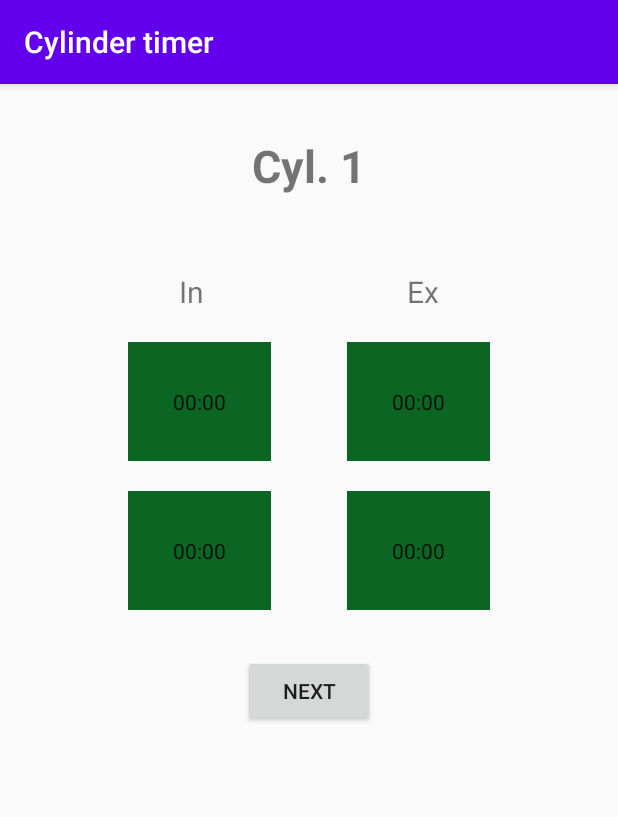
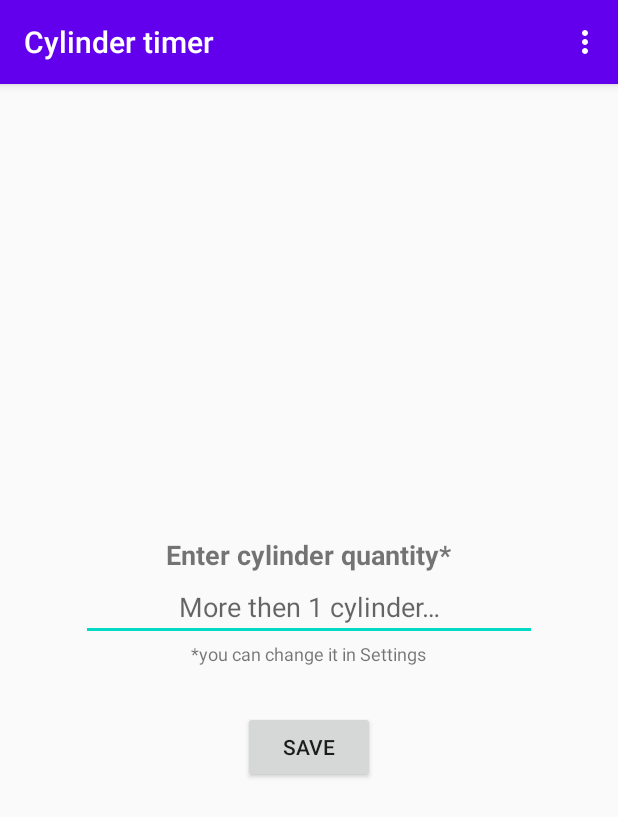
Before and after one commit to ValeraZPUA/INletExhaustValvesTimer, an Android app: the screen it shows after launch (MainActivity), on a phone screen of 412 x 824 dp. Shown: the top 817 px of the screen. Run offline under Robolectric (Android 15) with nearby library versions, the phone set to English and light mode, and no system bars; our stand-ins replace data binding.

Commit message:
settingFragment, optionsMenu, rename package

```diff
--- a/app/build.gradle
+++ b/app/build.gradle
@@ -8,7 +8,7 @@ android {
     buildToolsVersion "29.0.3"
 
     defaultConfig {
-        applicationId "edu.example.inletexhaustvalvestimer"
+        applicationId "com.lyutyvaler4ik.inletexhaustvalvestimer"
         minSdkVersion 21
         targetSdkVersion 29
         versionCode 1
--- a/app/src/main/java/com/lyutyvaler4ik/inletexhaustvalvestimer/MainActivity.kt
+++ b/app/src/main/java/com/lyutyvaler4ik/inletexhaustvalvestimer/MainActivity.kt
@@ -2,8 +2,12 @@ package com.lyutyvaler4ik.inletexhaustvalvestimer
 
 import android.os.Bundle
 import android.os.Handler
+import android.view.Menu
+import android.view.MenuItem
 import android.widget.Toast
 import androidx.appcompat.app.AppCompatActivity
+import com.lyutyvaler4ik.inletexhaustvalvestimer.untils.PreferenceHelper
+import com.lyutyvaler4ik.inletexhaustvalvestimer.view.settingFragment.SettingFragment
 import com.lyutyvaler4ik.inletexhaustvalvestimer.view.valvesFragment.ValvesFragment
 
 class MainActivity : AppCompatActivity() {
@@ -14,12 +18,42 @@ class MainActivity : AppCompatActivity() {
         super.onCreate(savedInstanceState)
         setContentView(R.layout.activity_main)
 
+        val sharedPref = PreferenceHelper.getSharedPreferences(this)
+
+        val isFirstStart = sharedPref.getBoolean(Constants.IS_FIRST_START, true)
+        val fragment = if (isFirstStart) {
+            sharedPref.edit().putBoolean(Constants.IS_FIRST_START, false).apply()
+            SettingFragment()
+        } else ValvesFragment()
+
         supportFragmentManager
             .beginTransaction()
-            .add(R.id.fragmentContainer,
-                ValvesFragment()
+            .add(
+                R.id.fragmentContainer,
+                fragment
             )
             .commit()
+    }
+
+    override fun onCreateOptionsMenu(menu: Menu?): Boolean {
+        menuInflater.inflate(R.menu.menu, menu)
+        return super.onCreateOptionsMenu(menu)
+    }
+
+    override fun onOptionsItemSelected(item: MenuItem): Boolean {
+        when(item.itemId) {
+          R.id.item_settings ->  {
+              supportFragmentManager
+                  .beginTransaction()
+                  .replace(R.id.fragmentContainer,
+                      SettingFragment()
+                  )
+                  .commit()
+          }
+            R.id.item_about -> Toast.makeText(this, "in dev...", Toast.LENGTH_SHORT).show()
+            R.id.item_close -> finish()
+        }
+        return super.onOptionsItemSelected(item)
     }
 
     override fun onBackPressed() {
@@ -31,6 +65,6 @@ class MainActivity : AppCompatActivity() {
         this.doubleBackToExitPressedOnce = true
         Toast.makeText(this, getString(R.string.double_click_exit), Toast.LENGTH_SHORT).show()
 
-        Handler().postDelayed(Runnable { doubleBackToExitPressedOnce = false }, 2000)
+        Handler().postDelayed({ doubleBackToExitPressedOnce = false }, 2000)
     }
 }
--- /dev/null
+++ b/app/src/main/java/com/lyutyvaler4ik/inletexhaustvalvestimer/untils/PreferenceHelper.kt
@@ -0,0 +1,12 @@
+package com.lyutyvaler4ik.inletexhaustvalvestimer.untils
+
+import android.content.Context
+import android.content.SharedPreferences
+import com.lyutyvaler4ik.inletexhaustvalvestimer.Constants
+
+object PreferenceHelper {
+
+    fun getSharedPreferences(context: Context) : SharedPreferences {
+        return context.getSharedPreferences(Constants.SHARED_PREFERENCES, Context.MODE_PRIVATE)
+    }
+}
--- /dev/null
+++ b/app/src/main/java/com/lyutyvaler4ik/inletexhaustvalvestimer/view/settingFragment/SettingFragment.kt
@@ -0,0 +1,71 @@
+package com.lyutyvaler4ik.inletexhaustvalvestimer.view.settingFragment
+
+import android.os.Bundle
+import android.view.LayoutInflater
+import android.view.View
+import android.view.ViewGroup
+import android.widget.Toast
+import androidx.databinding.DataBindingUtil
+import androidx.fragment.app.Fragment
+import androidx.fragment.app.FragmentManager
+import androidx.fragment.app.FragmentTransaction
+import com.lyutyvaler4ik.inletexhaustvalvestimer.Constants
+import com.lyutyvaler4ik.inletexhaustvalvestimer.R
+import com.lyutyvaler4ik.inletexhaustvalvestimer.databinding.FragmentSettingBinding
+import com.lyutyvaler4ik.inletexhaustvalvestimer.untils.PreferenceHelper
+import com.lyutyvaler4ik.inletexhaustvalvestimer.view.valvesFragment.ValvesFragment
+import kotlinx.android.synthetic.main.fragment_setting.*
+
+
+class SettingFragment : Fragment() {
+
+    private lateinit var binding: FragmentSettingBinding
+
+    override fun onCreateView(
+        inflater: LayoutInflater, container: ViewGroup?,
+        savedInstanceState: Bundle?
+    ): View? {
+        binding = DataBindingUtil.inflate(inflater, R.layout.fragment_setting, container, false)
+        return binding.root
+    }
+
+    override fun onViewCreated(view: View, savedInstanceState: Bundle?) {
+        super.onViewCreated(view, savedInstanceState)
+
+        val sharedPref = PreferenceHelper.getSharedPreferences(requireContext())
+
+        binding.valvesQuantity = sharedPref.getString(Constants.VALVES_QUANTITY, "0")
+
+        btn_save.setOnClickListener {
+            val cylinderQuantity = et_cylinder_quantity.text.toString()
+            if (cylinderQuantity.toInt() < 1) {
+                Toast.makeText(
+                    requireContext(),
+                    getString(R.string.more_then_1_cylinder),
+                    Toast.LENGTH_SHORT
+                ).show()
+            } else {
+                sharedPref.edit().putString(Constants.VALVES_QUANTITY, cylinderQuantity).apply()
+                navigateToValueFragment(cylinderQuantity.toInt())
+            }
+        }
+    }
+
+    private fun navigateToValueFragment(cylinderQuantity: Int) {
+        val bundle = Bundle()
+        bundle.putInt(Constants.VALVES_QUANTITY, cylinderQuantity)
+        val fragment = ValvesFragment()
+        fragment.arguments = bundle
+
+        fragmentManager!!
+            .beginTransaction()
+            .replace(R.id.fragmentContainer,
+                fragment
+            )
+            .commit()
+
+       /* val transaction = fragmentManager!!.beginTransaction()
+        transaction.replace(R.id.fragmentContainer, fragment)
+        transaction.commit()*/
+    }
+}
--- /dev/null
+++ b/app/src/main/res/layout/fragment_setting.xml
@@ -0,0 +1,55 @@
+<layout
+    xmlns:android="http://schemas.android.com/apk/res/android"
+    xmlns:tools="http://schemas.android.com/tools">
+
+    <data>
+
+        <variable
+            name="valvesQuantity"
+            type="String" />
+    </data>
+
+    <LinearLayout
+        android:layout_width="match_parent"
+        android:layout_height="match_parent"
+        android:gravity="center"
+        android:orientation="vertical"
+        tools:context="com.lyutyvaler4ik.inletexhaustvalvestimer.view.settingFragment.SettingFragment">
+
+        <TextView
+            android:layout_width="wrap_content"
+            android:layout_height="wrap_content"
+            android:text="@string/enter_cylinder_quantity"
+            android:textSize="18sp"
+            android:textStyle="bold" />
+
+        <EditText
+            android:id="@+id/et_cylinder_quantity"
+            android:layout_width="match_parent"
+            android:layout_height="wrap_content"
+            android:layout_marginStart="50dp"
+            android:layout_marginEnd="50dp"
+            android:gravity="center_horizontal"
+            android:hint="@string/more_then_1_cylinder"
+            android:inputType="number"
+            android:maxLength="2"
+            android:text="@{!valvesQuantity.equals(`0`) ? valvesQuantity : ``}"
+            tools:ignore="Autofill" />
+
+        <TextView
+            android:layout_width="wrap_content"
+            android:layout_height="wrap_content"
+            android:layout_gravity="bottom|center"
+            android:gravity="bottom"
+            android:text="@string/you_can_change_it_in_settings"
+            android:textSize="12sp" />
+
+        <Button
+            android:layout_marginTop="30dp"
+            android:id="@+id/btn_save"
+            android:layout_width="wrap_content"
+            android:layout_height="wrap_content"
+            android:text="@string/save"/>
+
+    </LinearLayout>
+</layout>
--- /dev/null
+++ b/app/src/main/res/menu/menu.xml
@@ -0,0 +1,14 @@
+<?xml version="1.0" encoding="utf-8"?>
+<menu xmlns:android="http://schemas.android.com/apk/res/android">
+    <item
+        android:id="@+id/item_settings"
+        android:title="@string/settings" />
+
+    <item
+        android:id="@+id/item_about"
+        android:title="@string/about" />
+
+    <item
+        android:id="@+id/item_close"
+        android:title="@string/close_app" />
+</menu>
--- a/app/src/main/res/values/strings.xml
+++ b/app/src/main/res/values/strings.xml
@@ -19,5 +19,12 @@
     <string name="hello_blank_fragment">Hello blank fragment</string>
     <string name="results">RESULTS</string>
     <string name="double_click_exit">Please click BACK again to exit</string>
+    <string name="enter_cylinder_quantity">Enter cylinder quantity*</string>
+    <string name="more_then_1_cylinder">More then 1 cylinder…</string>
+    <string name="you_can_change_it_in_settings">*you can change it in Settings</string>
+    <string name="save">Save</string>
+    <string name="settings">Settings</string>
+    <string name="about">About</string>
+    <string name="close_app">Close app</string>
 
 </resources>
```
Also changed, not shown: app/src/main/java/com/lyutyvaler4ik/inletexhaustvalvestimer/Constants.kt (added, +10 -0 lines), app/src/main/java/com/lyutyvaler4ik/inletexhaustvalvestimer/view/valvesFragment/ValvesFragment.kt (+8 -1 lines), 1 other file.
